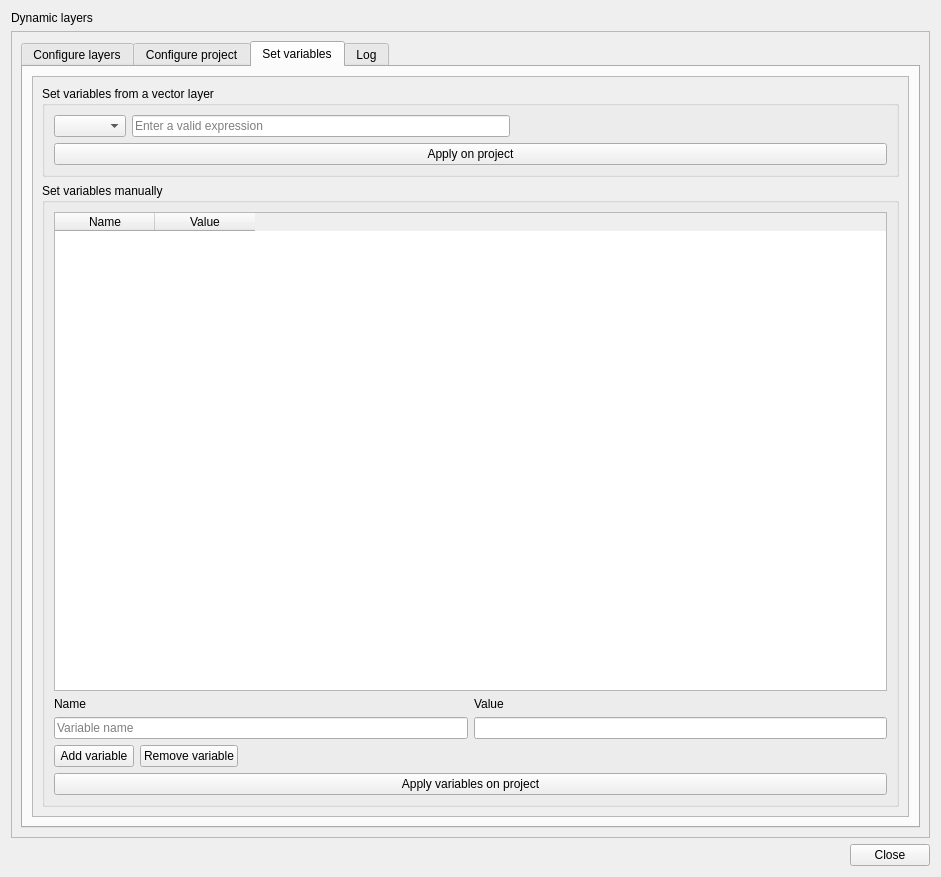
3liz/QgisDynamicLayersPlugin, file dynamic_layers/dynamic_layers_dialog_base.ui: the form before one commit.
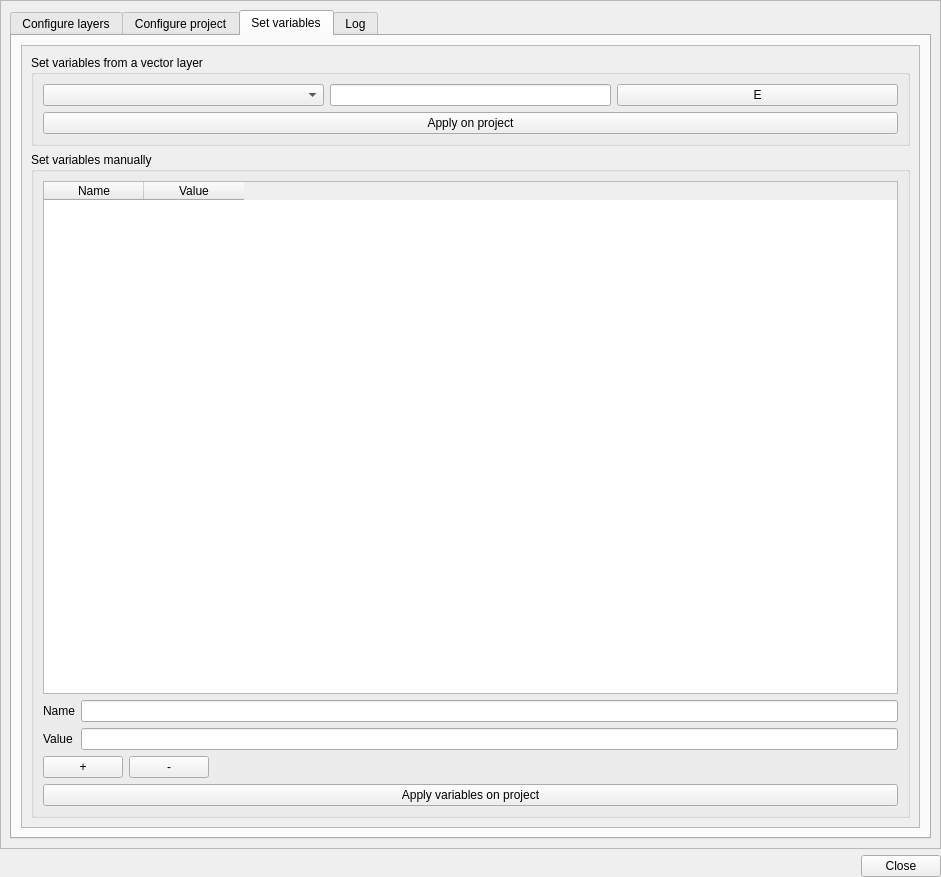
The form after the commit. The open tabs and pages were chosen to show the change. Custom widgets are drawn as their Qt base class.

Commit message: UX - Add expression builder button

Diff of the .ui file:
```diff
--- a/dynamic_layers/dynamic_layers_dialog_base.ui
+++ b/dynamic_layers/dynamic_layers_dialog_base.ui
@@ -14,16 +14,18 @@
    <string>Dynamic Layers</string>
   </property>
   <layout class="QVBoxLayout" name="verticalLayout">
-   <item>
-    <widget class="QLabel" name="label_5">
-     <property name="text">
-      <string>Dynamic layers</string>
-     </property>
-     <property name="wordWrap">
-      <bool>true</bool>
-     </property>
-    </widget>
-   </item>
+   <property name="leftMargin">
+    <number>0</number>
+   </property>
+   <property name="topMargin">
+    <number>0</number>
+   </property>
+   <property name="rightMargin">
+    <number>0</number>
+   </property>
+   <property name="bottomMargin">
+    <number>0</number>
+   </property>
    <item>
     <widget class="QScrollArea" name="scrollArea">
      <property name="widgetResizable">
@@ -357,30 +359,37 @@
                   <item>
                    <layout class="QHBoxLayout" name="horizontalLayout_3">
                     <item>
-                     <widget class="QgsMapLayerComboBox" name="inVariableSourceLayer"/>
+                     <widget class="QgsMapLayerComboBox" name="inVariableSourceLayer">
+                      <property name="sizePolicy">
+                       <sizepolicy hsizetype="Minimum" vsizetype="Fixed">
+                        <horstretch>0</horstretch>
+                        <verstretch>0</verstretch>
+                       </sizepolicy>
+                      </property>
+                     </widget>
                     </item>
                     <item>
                      <widget class="QLineEdit" name="inVariableSourceLayerExpression">
+                      <property name="sizePolicy">
+                       <sizepolicy hsizetype="Minimum" vsizetype="Fixed">
+                        <horstretch>0</horstretch>
+                        <verstretch>0</verstretch>
+                       </sizepolicy>
+                      </property>
                       <property name="toolTip">
                        <string>Enter a QGIS valid expression</string>
                       </property>
                       <property name="placeholderText">
-                       <string>Enter a valid expression</string>
+                       <string notr="true"/>
                       </property>
                      </widget>
                     </item>
                     <item>
-                     <spacer name="horizontalSpacer_3">
-                      <property name="orientation">
-                       <enum>Qt::Horizontal</enum>
+                     <widget class="QPushButton" name="bt_open_expression">
+                      <property name="text">
+                       <string>E</string>
                       </property>
-                      <property name="sizeHint" stdset="0">
-                       <size>
-                        <width>40</width>
-                        <height>20</height>
-                       </size>
-                      </property>
-                     </spacer>
+                     </widget>
                     </item>
                    </layout>
                   </item>
@@ -427,14 +436,7 @@
                    </widget>
                   </item>
                   <item>
-                   <layout class="QGridLayout" name="gridLayout">
-                    <item row="0" column="2">
-                     <widget class="QLabel" name="label_3">
-                      <property name="text">
-                       <string>Value</string>
-                      </property>
-                     </widget>
-                    </item>
+                   <layout class="QFormLayout" name="formLayout_2">
                     <item row="0" column="0">
                      <widget class="QLabel" name="label_2">
                       <property name="text">
@@ -442,14 +444,21 @@
                       </property>
                      </widget>
                     </item>
-                    <item row="1" column="0">
+                    <item row="0" column="1">
                      <widget class="QLineEdit" name="inVariableName">
                       <property name="placeholderText">
-                       <string>Variable name</string>
+                       <string notr="true"/>
                       </property>
                      </widget>
                     </item>
-                    <item row="1" column="2">
+                    <item row="1" column="0">
+                     <widget class="QLabel" name="label_3">
+                      <property name="text">
+                       <string>Value</string>
+                      </property>
+                     </widget>
+                    </item>
+                    <item row="1" column="1">
                      <widget class="QLineEdit" name="inVariableValue"/>
                     </item>
                    </layout>
@@ -459,14 +468,14 @@
                     <item>
                      <widget class="QPushButton" name="btAddVariable">
                       <property name="text">
-                       <string>Add variable</string>
+                       <string notr="true">+</string>
                       </property>
                      </widget>
                     </item>
                     <item>
                      <widget class="QPushButton" name="btRemoveVariable">
                       <property name="text">
-                       <string>Remove variable</string>
+                       <string notr="true">-</string>
                       </property>
                      </widget>
                     </item>
```
Left out of the diff: 5 changed lines with no effect on the pictures. The commit also changes 1 other file.
